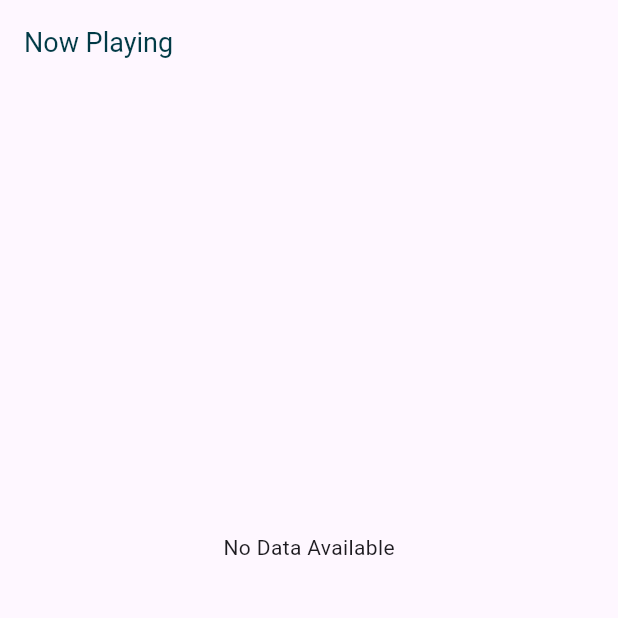
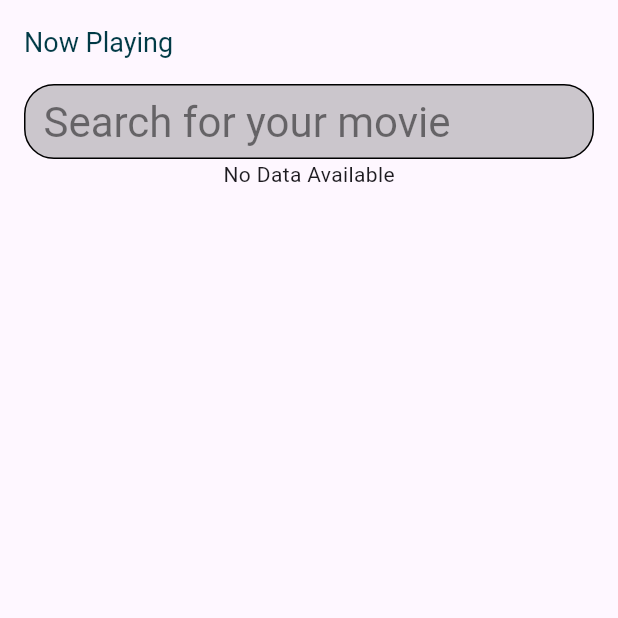
Before and after one commit to Xorime/movies, a Flutter app: the NowPlayingMovies screen opened directly, on a phone screen of 412 x 824 dp, the top half of it. Run offline on Flutter 3.47's test engine with Material 3 defaults, Android fonts, the phone set to English and light mode, and no system bars; our stand-ins replace cached_network_image, flutter_dotenv, get, get_storage, google_fonts, shimmer; accounts and stored records are empty; network calls fail.

Commit message:
Feat : Add search box for Playing Movies

```diff
--- a/lib/controllers/now_playing_movies_controller.dart
+++ b/lib/controllers/now_playing_movies_controller.dart
@@ -11,10 +11,12 @@ import 'package:movies/utils/keys.dart';
 import 'package:movies/utils/utils.dart';
 
 class NowPlayingMoviesController extends BaseControllers {
-  RxList<MoviesModel> arrData = RxList();
+  List<MoviesModel> arrData = [];
+  RxList<MoviesModel> arrDataFiltered = RxList();
   int page = 1;
 
   ScrollController scrollController = ScrollController();
+  TextEditingController controllerSearch = TextEditingController();
 
   @override
   void onInit() {
@@ -42,6 +44,7 @@ class NowPlayingMoviesController extends BaseControllers {
 
   Future<void> onRefresh() async {
     arrData.clear();
+    arrDataFiltered.clear();
     page = 1;
     load();
   }
@@ -74,11 +77,29 @@ class NowPlayingMoviesController extends BaseControllers {
       }
 
       arrData.add(model);
+      searchMovie(controllerSearch.text);
     }
   }
 
   void _parsePagination({required int currentPage}) {
     page = currentPage;
+  }
+
+  String? searchMovie(String? val) {
+    arrDataFiltered.clear();
+
+    if (val == null || val == '') {
+      arrDataFiltered.addAll(arrData);
+      return val;
+    }
+
+    for (MoviesModel movies in arrData) {
+      if (movies.title!.toLowerCase().contains(val)) {
+        arrDataFiltered.add(movies);
+      }
+    }
+
+    return val;
   }
 
   void onTapLogin() {
--- a/lib/screens/now_playing_movies.dart
+++ b/lib/screens/now_playing_movies.dart
@@ -5,6 +5,7 @@ import 'package:movies/controllers/root_controller.dart';
 import 'package:movies/models/movies_model.dart';
 import 'package:movies/utils/button.dart';
 import 'package:movies/utils/constants.dart';
+import 'package:movies/utils/input.dart';
 import 'package:movies/utils/wgt.dart';
 import 'package:movies/widgets/celll_movies.dart';
 
@@ -30,14 +31,33 @@ class NowPlayingMovies extends StatelessWidget {
         return _notLoggedIn();
       }
 
-      if (_controller.arrData.isEmpty) {
-        return _emptyState();
-      }
-
       return RefreshIndicator(
         onRefresh: () => _controller.onRefresh(),
         child: Padding(
           padding: const EdgeInsets.only(bottom: 80),
+          child: Column(
+            children: [
+              Container(
+                margin: EdgeInsets.symmetric(horizontal: kPadding16),
+                decoration: BoxDecoration(
+                  color: Colors.black.withValues(alpha: 0.2),
+                  border: Border.all(color: Colors.black),
+                  borderRadius: BorderRadius.circular(kPadding20),
+                ),
+                child: Input(
+                  inputBorder: InputBorder.none,
+                  contentPadding: EdgeInsets.symmetric(horizontal: kPadding12),
+                  controller: _controller.controllerSearch,
+                  hint: 'Search for your movie',
+                  hintStyle: Colors.black.withValues(alpha: 0.5),
+                  onChangeText: (val) => _controller.searchMovie(val),
+                ),
+              ),
+              if (_controller.arrDataFiltered.isEmpty) ...[
+                _emptyState(),
+              ],
+              if (_controller.arrDataFiltered.isNotEmpty) ...[
+                Expanded(
                   child: GridView.builder(
                     controller: _controller.scrollController,
                     padding: EdgeInsets.symmetric(vertical: kPadding8, horizontal: kPadding16),
@@ -47,12 +67,16 @@ class NowPlayingMovies extends StatelessWidget {
                       crossAxisSpacing: kPadding12,
                       childAspectRatio: 0.65,
                     ),
-            itemCount: _controller.arrData.length,
+                    itemCount: _controller.arrDataFiltered.length,
                     itemBuilder: (context, index) {
-              MoviesModel model = _controller.arrData[index];
+                      MoviesModel model = _controller.arrDataFiltered[index];
 
                       return CelllMovies(model: model);
                     },
+                  ),
+                ),
+              ],
+            ],
           ),
         ),
       );
--- /dev/null
+++ b/lib/utils/input.dart
@@ -0,0 +1,174 @@
+import 'package:flutter/material.dart';
+import 'package:flutter/services.dart';
+import 'package:movies/utils/constants.dart';
+
+// ignore: must_be_immutable
+class Input extends StatefulWidget {
+  String? hint;
+  int? minLines;
+  String? Function(String?)? validator;
+  String? Function(String?)? onSaved;
+  String? Function(String?)? onChangeText;
+  String? Function(String?)? onFieldSubmittedText;
+  void Function()? onTap;
+  TextEditingController? controller;
+  FloatingLabelBehavior? floating;
+  bool isDense;
+  TextStyle? style;
+  Color? hintStyle;
+  InputBorder? inputBorder;
+  TextInputType? inputType;
+  bool isPassword;
+  EdgeInsets? contentPadding;
+  Color? bgColor;
+  double borderRadius;
+  bool enabled;
+  Icon? trailing;
+
+  int? maxLength;
+  Widget? prefix;
+  bool? disabled;
+  bool? isPhoneType;
+  bool? isCurrency;
+  String? labelText;
+  TextStyle? labelStyle;
+  InputBorder? focusedBorder;
+  InputBorder? enabledBorder;
+  TextStyle? hintStyleExtended;
+  int? maxLines;
+  TextCapitalization? textCapitalization;
+
+  Input({
+    Key? key,
+    this.hint,
+    this.hintStyle,
+    this.validator,
+    this.controller,
+    this.onSaved,
+    this.minLines,
+    this.isPassword = false,
+    this.floating,
+    this.isDense = false,
+    this.style,
+    this.inputBorder,
+    this.inputType,
+    this.onChangeText,
+    this.contentPadding,
+    this.bgColor,
+    this.borderRadius = 0.0,
+    this.enabled = true,
+    this.trailing,
+    this.maxLength = 0,
+    this.prefix,
+    this.disabled = false,
+    this.isPhoneType = false,
+    this.onFieldSubmittedText,
+    this.isCurrency = false,
+    this.onTap,
+    this.labelText,
+    this.labelStyle,
+    this.focusedBorder,
+    this.enabledBorder,
+    this.hintStyleExtended,
+    this.maxLines,
+    this.textCapitalization,
+  }) : super(key: key);
+
+  @override
+  InputState createState() => InputState();
+}
+
+class InputState extends State<Input> {
+  FocusNode _focusNode = new FocusNode();
+  bool showPassword = false;
+
+  @override
+  void initState() {
+    super.initState();
+    _focusNode.addListener(() {
+      setState(() {});
+    });
+  }
+
+  @override
+  Widget build(BuildContext context) {
+    return Container(
+      decoration: BoxDecoration(
+          color: widget.bgColor ?? Colors.transparent, borderRadius: BorderRadius.circular(widget.borderRadius)),
+      child: TextFormField(
+          textCapitalization: widget.textCapitalization ?? TextCapitalization.none,
+          onTap: widget.onTap,
+          maxLength: widget.maxLength! > 0 ? widget.maxLength : null,
+          maxLengthEnforcement: MaxLengthEnforcement.enforced,
+          readOnly: widget.disabled ?? false,
+          enabled: widget.enabled,
+          autovalidateMode: AutovalidateMode.onUserInteraction,
+          minLines: widget.minLines ?? 1,
+          maxLines: widget.maxLines ?? widget.minLines ?? 1,
+          focusNode: _focusNode,
+          keyboardType: widget.inputType != null ? widget.inputType : null,
+          cursorColor: kColorPrimaryBlue,
+          obscureText: showPassword,
+          style: widget.style != null ? widget.style : Theme.of(context).textTheme.headlineMedium,
+          onChanged: widget.onChangeText != null ? (val) => widget.onChangeText!(val) : null,
+          decoration: InputDecoration(
+            labelText: widget.labelText,
+            contentPadding: widget.contentPadding ?? EdgeInsets.zero,
+            isDense: widget.isDense,
+            floatingLabelBehavior: widget.floating != null ? widget.floating : FloatingLabelBehavior.auto,
+            hintText: widget.hint != null ? "${widget.hint}" : null,
+            // labelText: widget.hint != null ? "${widget.hint}" : null,
+            // labelText: (widget.floating == FloatingLabelBehavior.never) ? null : widget.hint ?? null,
+            floatingLabelAlignment: FloatingLabelAlignment.start,
+            hintStyle: widget.hintStyleExtended ?? TextStyle(color: widget.hintStyle ?? kColorCoolGray),
+            alignLabelWithHint: true,
+            labelStyle: widget.labelStyle ??
+                Theme.of(context).textTheme.bodySmall?.copyWith(
+                      color: _focusNode.hasFocus ? kColorPrimaryBlue : kColorCoolGray,
+                    ),
+            errorBorder: widget.inputBorder != null
+                ? widget.inputBorder
+                : UnderlineInputBorder(
+                    borderSide: BorderSide(color: Colors.red),
+                  ),
+            focusedBorder: widget.inputBorder ??
+                widget.focusedBorder ??
+                UnderlineInputBorder(
+                  borderSide: BorderSide(color: kColorPrimaryBlue, width: 2),
+                ),
+            enabledBorder: widget.inputBorder ??
+                widget.enabledBorder ??
+                UnderlineInputBorder(
+                  borderSide: BorderSide(color: Colors.white.withValues(alpha: 0.25)),
+                ),
+            disabledBorder: widget.inputBorder != null
+                ? widget.inputBorder
+                : UnderlineInputBorder(
+                    borderSide: BorderSide(color: Colors.grey[700]!),
+                  ),
+            border: widget.inputBorder != null ? widget.inputBorder : UnderlineInputBorder(),
+            suffixIcon:
+                widget.isPassword ? InkWell(onTap: () => togglePassword(), child: _trailingIcon()) : widget.trailing,
+            prefixIcon: widget.prefix,
+            prefixIconConstraints: BoxConstraints(minWidth: 0, minHeight: 0),
+          ),
+          controller: widget.controller,
+          validator: widget.validator,
+          onSaved: widget.onSaved,
+          onFieldSubmitted: widget.onFieldSubmittedText ?? null),
+    );
+  }
+
+  Icon _trailingIcon() {
+    return Icon(
+      showPassword ? Icons.visibility : Icons.visibility_off,
+      color: Colors.grey[400],
+    );
+  }
+
+  void togglePassword() {
+    setState(() {
+      showPassword = !showPassword;
+    });
+  }
+}
```
Lines whose indentation alone changed are shown as unchanged.
